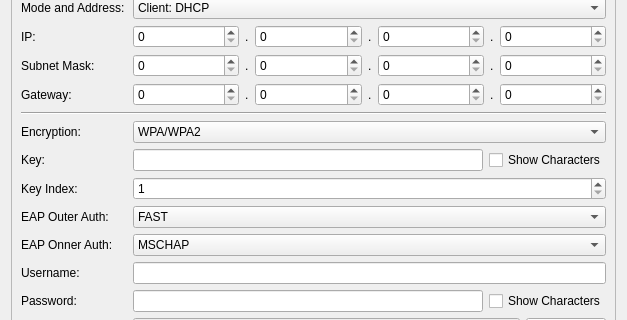
Old version of the form src/brickv/plugin_system/plugins/master/ui/wifi.ui in the repository Tinkerforge/brickv; both pictures show x 0 to 627 and y 200 to 520 of the 627 by 966 pixel window.
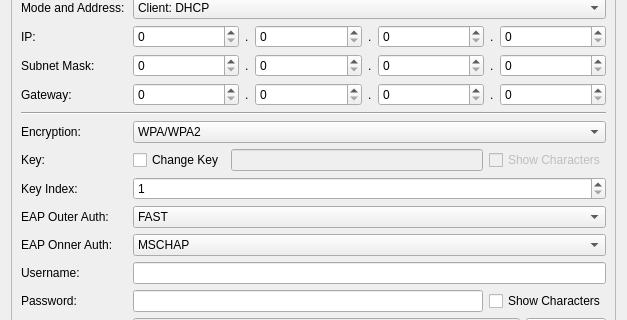
New version of the form.

Commit message: Remove support for wifi password getter, add change key checkbox

```diff
--- a/src/brickv/plugin_system/plugins/master/ui/wifi.ui
+++ b/src/brickv/plugin_system/plugins/master/ui/wifi.ui
@@ -572,8 +572,18 @@
          </item>
          <item row="13" column="1">
           <layout class="QHBoxLayout" name="horizontalLayout_21">
+           <item>
+            <widget class="QCheckBox" name="wifi_change_key">
+             <property name="text">
+              <string>Change Key</string>
+             </property>
+            </widget>
+           </item>
            <item>
             <widget class="QLineEdit" name="wifi_key">
+             <property name="enabled">
+              <bool>false</bool>
+             </property>
              <property name="toolTip">
               <string>WPA/WPA2: 8-63 chars
 WEP: 10 or 26 hexadecimal digits</string>
@@ -585,6 +595,9 @@
            </item>
            <item>
             <widget class="QCheckBox" name="wifi_key_show">
+             <property name="enabled">
+              <bool>false</bool>
+             </property>
              <property name="text">
               <string>Show Characters</string>
              </property>
```
The commit also changes 3 other files.
